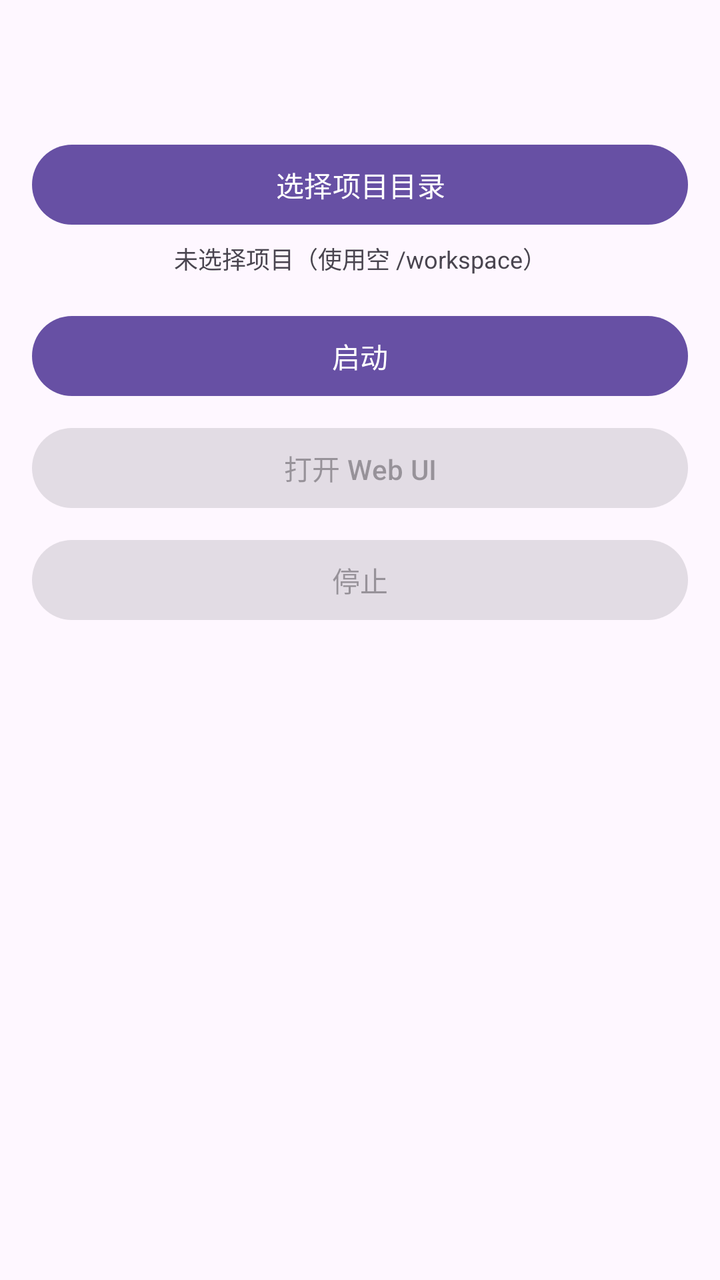
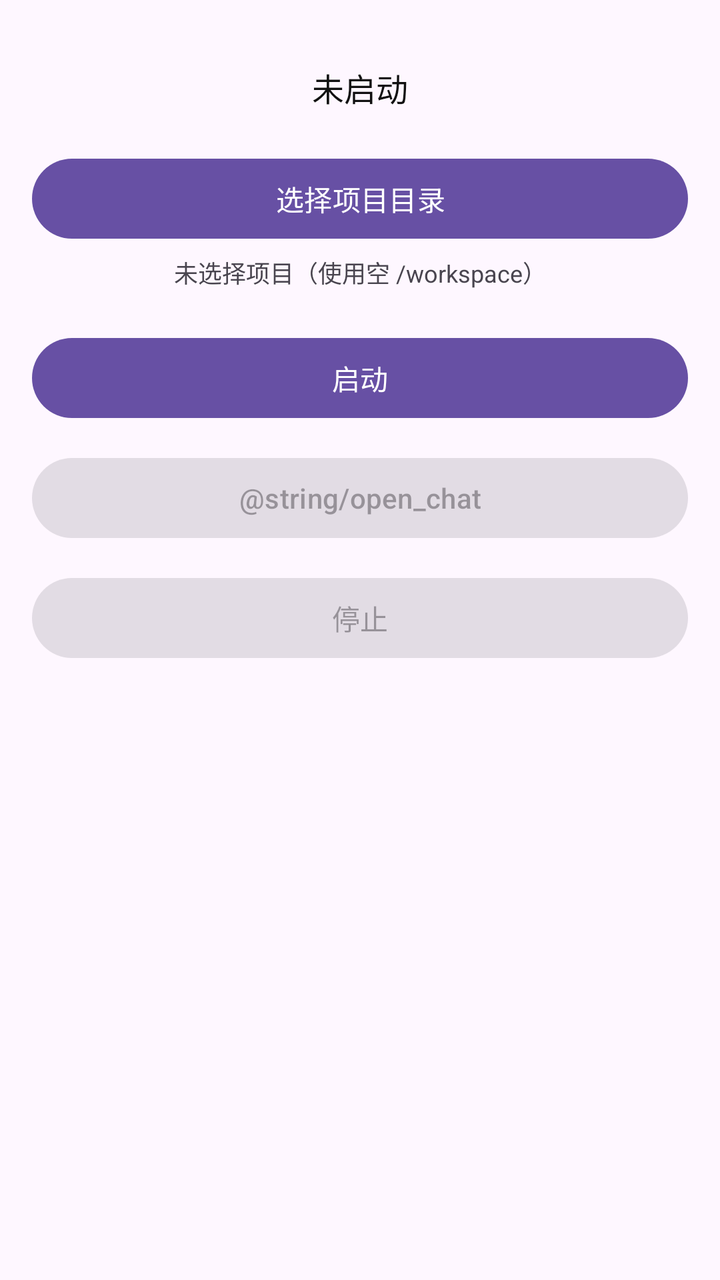

An Android layout rendered at two revisions. The XML below is the earlier revision; the diff shows what the commit changed to produce the second picture.
<!-- AndroidManifest.xml: application theme Theme.OCGW -->
<!-- res/layout/activity_main.xml -->
<?xml version="1.0" encoding="utf-8"?>
<LinearLayout xmlns:android="http://schemas.android.com/apk/res/android"
    android:layout_width="match_parent"
    android:layout_height="match_parent"
    android:orientation="vertical"
    android:padding="16dp"
    android:gravity="center_horizontal">

    <TextView
        android:id="@+id/status"
        android:layout_width="match_parent"
        android:layout_height="wrap_content"
        android:textSize="15sp"
        android:layout_marginTop="16dp"
        android:gravity="center" />

    <ProgressBar
        android:id="@+id/progress"
        android:layout_width="wrap_content"
        android:layout_height="wrap_content"
        android:layout_marginTop="12dp"
        android:visibility="gone" />

    <Button
        android:id="@+id/pickBtn"
        android:layout_width="match_parent"
        android:layout_height="wrap_content"
        android:text="@string/pick_project"
        android:layout_marginTop="16dp" />

    <TextView
        android:id="@+id/projectPath"
        android:layout_width="match_parent"
        android:layout_height="wrap_content"
        android:textSize="12sp"
        android:text="@string/no_project"
        android:gravity="center"
        android:layout_marginTop="4dp" />

    <Button
        android:id="@+id/startBtn"
        android:layout_width="match_parent"
        android:layout_height="wrap_content"
        android:text="@string/start"
        android:layout_marginTop="16dp" />

    <Button
        android:id="@+id/openBtn"
        android:layout_width="match_parent"
        android:layout_height="wrap_content"
        android:text="@string/open_ui"
        android:enabled="false"
        android:layout_marginTop="8dp" />

    <Button
        android:id="@+id/stopBtn"
        android:layout_width="match_parent"
        android:layout_height="wrap_content"
        android:text="@string/stop"
        android:enabled="false"
        android:layout_marginTop="8dp" />

    <TextView
        android:id="@+id/gatewayInfo"
        android:layout_width="match_parent"
        android:layout_height="wrap_content"
        android:textSize="11sp"
        android:layout_marginTop="16dp"
        android:gravity="center"
        android:textIsSelectable="true"
        android:text="" />
</LinearLayout>
<!-- resources referenced by this layout -->
<resources>
  <string name="no_project">未选择项目（使用空 /workspace）</string>
  <string name="open_ui">打开 Web UI</string>
  <string name="pick_project">选择项目目录</string>
  <string name="start">启动</string>
  <string name="stop">停止</string>
  <style name="Theme.OCGW" parent="Theme.Material3.DayNight.NoActionBar">
          <item name="android:windowFullscreen">false</item>
      </style>
</resources>

<!-- the commit's change to res/layout/activity_main.xml (unified diff, before → after) -->
@@ -10,15 +10,32 @@
         android:id="@+id/status"
         android:layout_width="match_parent"
         android:layout_height="wrap_content"
-        android:textSize="15sp"
+        android:textSize="16sp"
+        android:textColor="#111111"
         android:layout_marginTop="16dp"
-        android:gravity="center" />
+        android:gravity="center"
+        android:text="未启动" />
 
     <ProgressBar
         android:id="@+id/progress"
-        android:layout_width="wrap_content"
+        style="@android:style/Widget.ProgressBar.Horizontal"
+        android:layout_width="match_parent"
+        android:layout_height="12dp"
+        android:layout_marginTop="12dp"
+        android:layout_marginHorizontal="8dp"
+        android:max="100"
+        android:progress="0"
+        android:visibility="gone" />
+
+    <TextView
+        android:id="@+id/progressText"
+        android:layout_width="match_parent"
         android:layout_height="wrap_content"
-        android:layout_marginTop="12dp"
+        android:textSize="13sp"
+        android:textColor="#666666"
+        android:layout_marginTop="4dp"
+        android:gravity="center"
+        android:text=""
         android:visibility="gone" />
 
     <Button
@@ -26,7 +43,7 @@
         android:layout_width="match_parent"
         android:layout_height="wrap_content"
         android:text="@string/pick_project"
-        android:layout_marginTop="16dp" />
+        android:layout_marginTop="20dp" />
 
     <TextView
         android:id="@+id/projectPath"
@@ -42,15 +59,15 @@
         android:layout_width="match_parent"
         android:layout_height="wrap_content"
         android:text="@string/start"
-        android:layout_marginTop="16dp" />
+        android:layout_marginTop="20dp" />
 
     <Button
         android:id="@+id/openBtn"
         android:layout_width="match_parent"
         android:layout_height="wrap_content"
-        android:text="@string/open_ui"
+        android:text="@string/open_chat"
         android:enabled="false"
-        android:layout_marginTop="8dp" />
+        android:layout_marginTop="12dp" />
 
     <Button
         android:id="@+id/stopBtn"
@@ -58,7 +75,7 @@
         android:layout_height="wrap_content"
         android:text="@string/stop"
         android:enabled="false"
-        android:layout_marginTop="8dp" />
+        android:layout_marginTop="12dp" />
 
     <TextView
         android:id="@+id/gatewayInfo"
<!-- resource entries referenced after the edit -->
@@ -1,7 +1,6 @@
 <!-- resources referenced by this layout -->
 <resources>
   <string name="no_project">未选择项目（使用空 /workspace）</string>
-  <string name="open_ui">打开 Web UI</string>
   <string name="pick_project">选择项目目录</string>
   <string name="start">启动</string>
   <string name="stop">停止</string>
